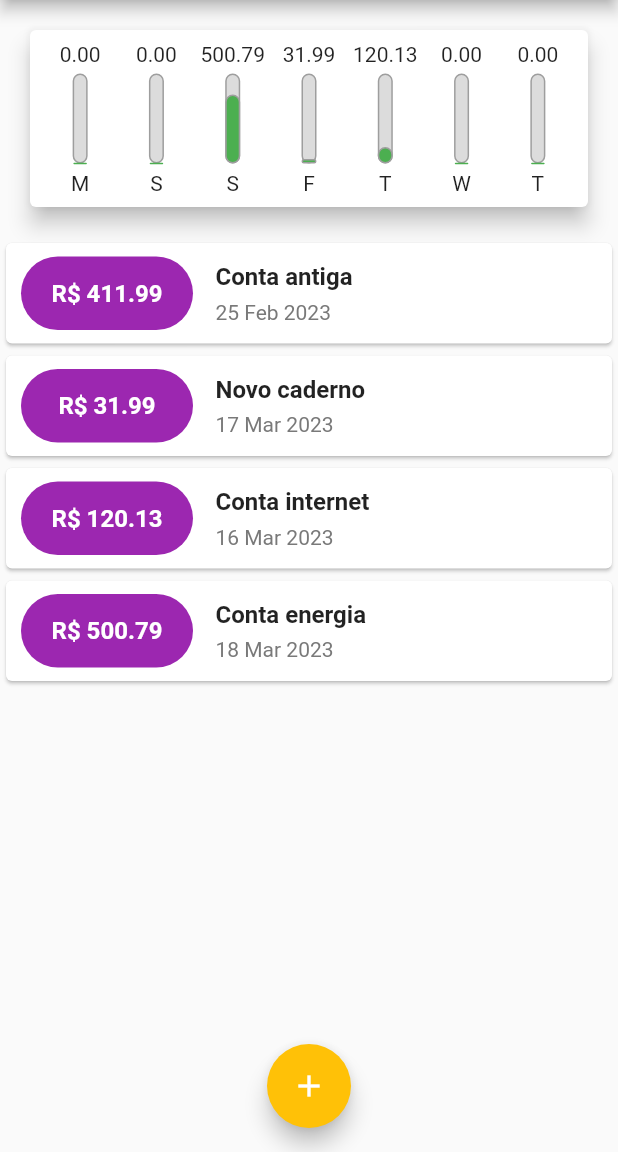
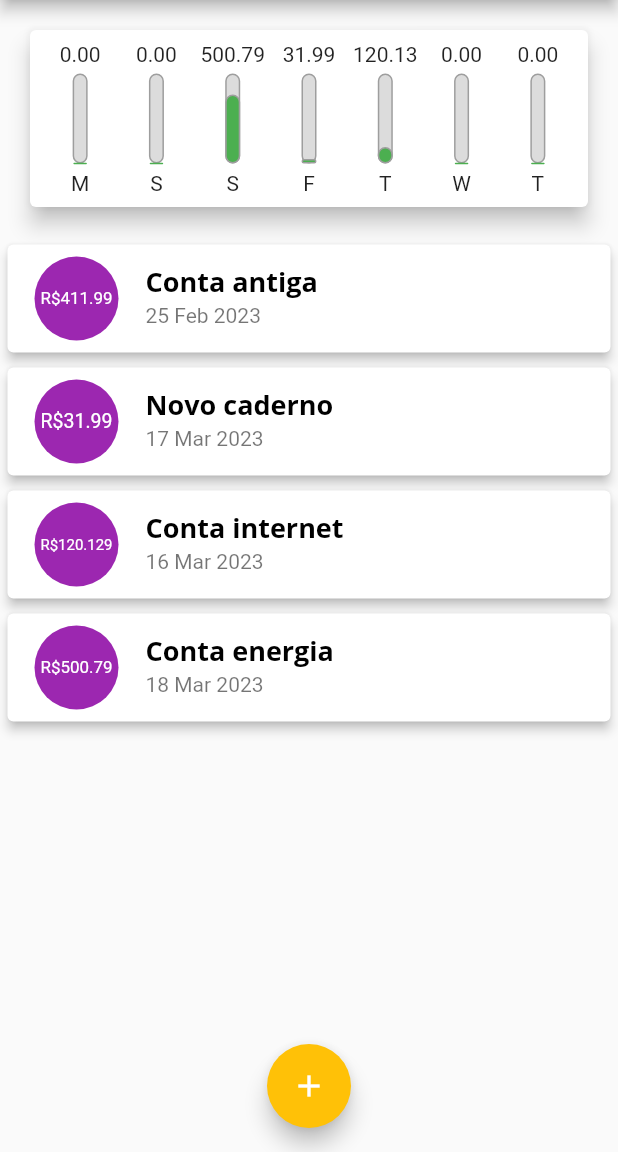
Before and after one commit to camila-fukuda/flutter_despesas_pessoais, a Flutter app: the screen it shows after launch, on a phone screen of 412 x 824 dp, the part 84-1236 px from its top. Run offline on Flutter 3.47's test engine with Material 2 defaults, Android fonts, the phone set to English and light mode, and no system bars.

Commit message:
Usando o ListTile na lista de transações.

```diff
--- a/lib/components/transaction_list.dart
+++ b/lib/components/transaction_list.dart
@@ -38,70 +38,24 @@ class TransactionList extends StatelessWidget {
               itemBuilder: (ctx, index) {
                 final tr = transactions[index];
                 return Card(
-                  child: Row(
-                    children: [
-                      Flexible(
-                        flex: 1,
-                        child: Container(
-                          padding: const EdgeInsets.symmetric(
-                              vertical: 15, horizontal: 5),
-                          decoration: BoxDecoration(
-                            color: Colors.purple,
-                            borderRadius: BorderRadius.circular(25),
-                          ),
-                          margin: const EdgeInsets.symmetric(
-                            horizontal: 10,
-                            vertical: 5,
-                          ),
-                          child: Center(
-                            child: Text(
-                              'R\$ ${tr.value.toStringAsFixed(2)}',
-                              style: const TextStyle(
-                                fontWeight: FontWeight.bold,
-                                fontSize: 16,
-                                color: Colors.white,
-                              ),
-                            ),
-                          ),
-                        ),
+                  elevation: 3,
+                  margin:
+                      const EdgeInsets.symmetric(vertical: 5, horizontal: 5),
+                  child: ListTile(
+                    leading: CircleAvatar(
+                      backgroundColor: Theme.of(context).colorScheme.primary,
+                      foregroundColor: Colors.white,
+                      radius: 30,
+                      child: Padding(
+                        padding: const EdgeInsets.all(6),
+                        child: FittedBox(child: Text('R\$${tr.value}')),
                       ),
-                      Flexible(
-                        flex: 2,
-                        child: Container(
-                          margin: const EdgeInsets.fromLTRB(5, 10, 10, 10),
-                          child: Column(
-                            mainAxisAlignment: MainAxisAlignment.spaceBetween,
-                            crossAxisAlignment: CrossAxisAlignment.start,
-                            children: [
-                              Padding(
-                                padding: const EdgeInsets.symmetric(
-                                  vertical: 3,
-                                ),
-                                child: Text(
-                                  tr.title,
-                                  style: const TextStyle(
-                                    fontSize: 16,
-                                    fontWeight: FontWeight.bold,
-                                  ),
-                                ),
-                              ),
-                              Padding(
-                                padding: const EdgeInsets.symmetric(
-                                  vertical: 3,
-                                ),
-                                child: Text(
-                                  DateFormat('d MMM y').format(tr.date),
-                                  style: const TextStyle(
-                                      fontSize: 14,
-                                      color:
-                                          Color.fromARGB(255, 121, 121, 121)),
-                                ),
-                              ),
-                            ],
-                          ),
-                        ),
-                      ),
-                    ],
+                    ),
+                    title: Text(
+                      tr.title,
+                      style: Theme.of(context).textTheme.titleLarge,
+                    ),
+                    subtitle: Text(DateFormat('d MMM y').format(tr.date)),
                   ),
                 );
               },
```
